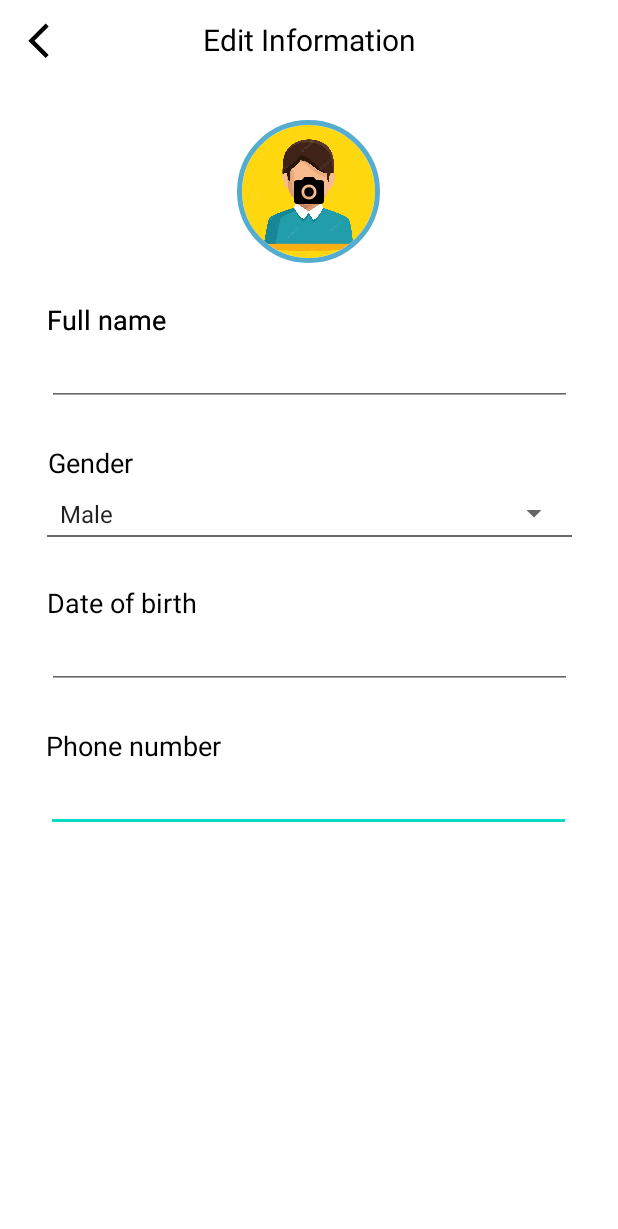
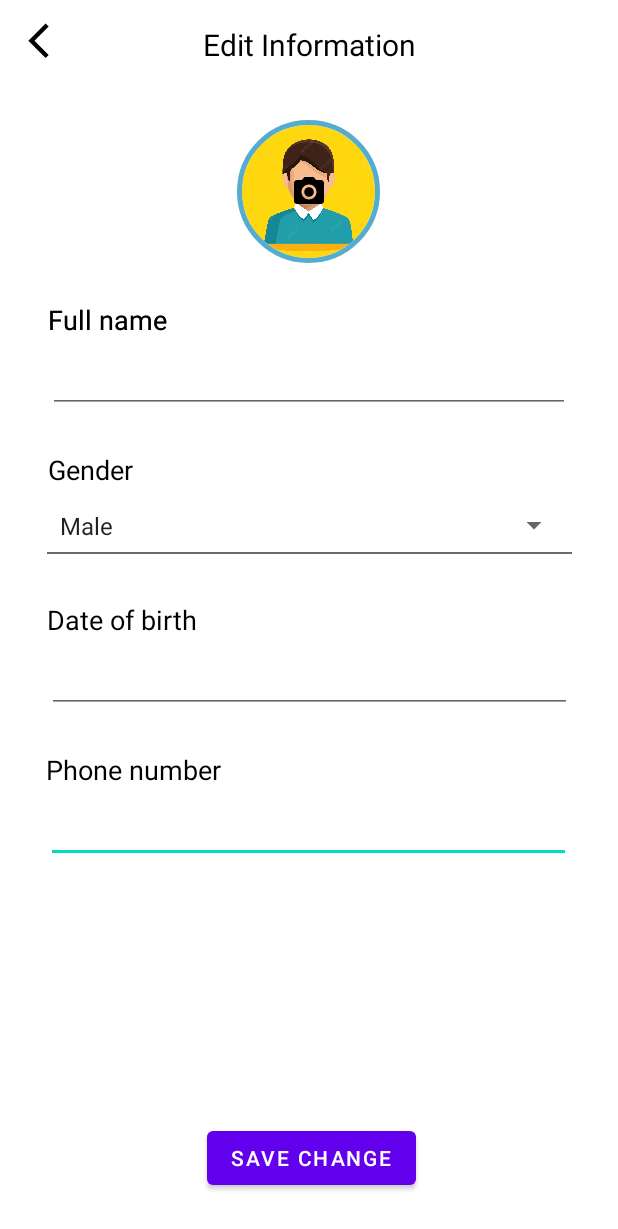
Before and after one commit to ledangkhoa11-4/SportsBooking_AndroidCSC13009_KTPM1, an Android app: the EditInformationActivity screen opened directly, with no data from a screen before it, on a phone screen of 412 x 824 dp. Shown: the top 1229 px of the screen. Run offline under Robolectric (Android 15) with nearby library versions, the phone set to English and light mode, and no system bars; our stand-ins replace CircleImageView.

Commit message:
edit avatar by take picture from camera or pick from gallery

```diff
--- a/User App/app/src/main/java/com/example/sportbooking/EditInformationActivity.kt
+++ b/User App/app/src/main/java/com/example/sportbooking/EditInformationActivity.kt
@@ -1,19 +1,19 @@
 package com.example.sportbooking
 
-import android.media.Image
+import android.content.Intent
+import android.graphics.Bitmap
 import android.os.Build
+import android.os.Bundle
+import android.provider.MediaStore
+import android.widget.*
+import androidx.annotation.RequiresApi
 import androidx.appcompat.app.AppCompatActivity
-import android.os.Bundle
-import android.util.Log
-import android.widget.ArrayAdapter
-import android.widget.EditText
-import android.widget.ImageButton
-import android.widget.Spinner
-import androidx.annotation.RequiresApi
+import com.google.android.material.bottomsheet.BottomSheetDialog
 import com.google.android.material.datepicker.MaterialDatePicker
+import de.hdodenhof.circleimageview.CircleImageView
 import java.text.SimpleDateFormat
-import java.time.format.DateTimeFormatter
 import java.util.*
+
 
 class EditInformationActivity : AppCompatActivity() {
     lateinit var changeImgBtn: ImageButton
@@ -21,7 +21,12 @@ class EditInformationActivity : AppCompatActivity() {
     lateinit var genderInput: Spinner
     lateinit var dobInput: EditText
     lateinit var phoneInput: EditText
-
+    lateinit var avatarIv: CircleImageView
+    lateinit var backBtn:ImageButton
+    companion object{
+        val PICK_IMAGE_REQUEST = 201
+        val TAKE_IMAGE_REQUEST = 202
+    }
     @RequiresApi(Build.VERSION_CODES.O)
     override fun onCreate(savedInstanceState: Bundle?) {
         super.onCreate(savedInstanceState)
@@ -33,7 +38,15 @@ class EditInformationActivity : AppCompatActivity() {
         genderInput = findViewById(R.id.genderSpinner)
         dobInput = findViewById(R.id.dobInput)
         phoneInput = findViewById(R.id.phoneInput)
+        avatarIv = findViewById(R.id.avatarIv)
+        backBtn = findViewById(R.id.backBtn)
+        backBtn.setOnClickListener {
+            finish()
+        }
+        changeImgBtn.setOnClickListener {
+           showBottomSheetDialog()
 
+        }
         ArrayAdapter(this, android.R.layout.simple_spinner_item, genderList)
             .also { adapter ->
                 adapter.setDropDownViewResource(android.R.layout.simple_spinner_dropdown_item)
@@ -44,6 +57,7 @@ class EditInformationActivity : AppCompatActivity() {
                 MaterialDatePicker.Builder.datePicker()
                     .setTitleText("Select date")
                     .build()
+
             datePicker.show(supportFragmentManager, "tag")
             datePicker.addOnPositiveButtonClickListener {
                 val selectedDate = datePicker.selection
@@ -54,4 +68,42 @@ class EditInformationActivity : AppCompatActivity() {
         }
 
     }
+    fun pickImageGallery(){
+        val intent = Intent(Intent.ACTION_PICK)
+        intent.type = "image/*"
+        startActivityForResult(intent, PICK_IMAGE_REQUEST)
+    }
+    fun takeImageCamera(){
+        val intent = Intent(MediaStore.ACTION_IMAGE_CAPTURE)
+        startActivityForResult(intent, TAKE_IMAGE_REQUEST)
+    }
+
+    override fun onActivityResult(requestCode: Int, resultCode: Int, data: Intent?) {
+        super.onActivityResult(requestCode, resultCode, data)
+        if(requestCode == PICK_IMAGE_REQUEST && resultCode == RESULT_OK){
+            avatarIv.setImageURI(data?.data)
+        }
+        if(requestCode == TAKE_IMAGE_REQUEST && resultCode == RESULT_OK){
+            val img = (data?.extras!!.get("data")) as Bitmap
+            avatarIv.setImageBitmap(img)
+        }
+    }
+    private fun showBottomSheetDialog() {
+        val view = layoutInflater.inflate(R.layout.modal_bottom_sheet_content, null)
+
+        val dialog = BottomSheetDialog(this)
+        dialog.setContentView(view)
+
+        val openGalleryButton = view.findViewById<Button>(R.id.pickGaleryBtn)
+        val openCameraBtn = view.findViewById<Button>(R.id.pickCameraBtn)
+        openGalleryButton.setOnClickListener {
+            pickImageGallery()
+            dialog.dismiss()
+        }
+        openCameraBtn.setOnClickListener {
+            takeImageCamera()
+            dialog.dismiss()
+        }
+        dialog.show()
+    }
 }
--- a/User App/app/src/main/res/layout/activity_edit_information.xml
+++ b/User App/app/src/main/res/layout/activity_edit_information.xml
@@ -19,7 +19,7 @@
     <EditText
         android:id="@+id/phoneInput"
         android:layout_width="350dp"
-        android:layout_height="wrap_content"
+        android:layout_height="50dp"
         android:layout_marginTop="50dp"
         android:ems="10"
         android:inputType="number"
@@ -59,7 +59,7 @@
         app:layout_constraintStart_toStartOf="@+id/fullnameInput" />
 
     <ImageButton
-        android:id="@+id/imageButton"
+        android:id="@+id/backBtn"
         android:layout_width="49dp"
         android:layout_height="52dp"
         android:backgroundTint="#00FFFFFF"
@@ -75,10 +75,11 @@
         android:text="Edit Information"
         android:textColor="#000000"
         android:textSize="20sp"
-        app:layout_constraintBottom_toBottomOf="@+id/imageButton"
+        app:layout_constraintBottom_toBottomOf="@+id/backBtn"
         app:layout_constraintEnd_toEndOf="parent"
-        app:layout_constraintStart_toStartOf="@+id/imageButton"
-        app:layout_constraintTop_toTopOf="@+id/imageButton" />
+        app:layout_constraintStart_toStartOf="@+id/backBtn"
+        app:layout_constraintTop_toTopOf="@+id/backBtn"
+        app:layout_constraintVertical_bias="0.64" />
 
     <de.hdodenhof.circleimageview.CircleImageView
         android:id="@+id/avatarIv"
@@ -117,8 +118,8 @@
 
     <EditText
         android:id="@+id/fullnameInput"
-        android:layout_width="350dp"
-        android:layout_height="wrap_content"
+        android:layout_width="348dp"
+        android:layout_height="50dp"
         android:layout_marginTop="50dp"
         android:ems="10"
         android:inputType="textPersonName"
@@ -129,7 +130,7 @@
     <Spinner
         android:id="@+id/genderSpinner"
         android:layout_width="348dp"
-        android:layout_height="43dp"
+        android:layout_height="50dp"
         android:layout_marginTop="50dp"
         app:layout_constraintEnd_toEndOf="parent"
         app:layout_constraintStart_toStartOf="parent"
@@ -138,7 +139,7 @@
     <EditText
         android:id="@+id/dobInput"
         android:layout_width="350dp"
-        android:layout_height="wrap_content"
+        android:layout_height="50dp"
         android:layout_marginTop="50dp"
         android:cursorVisible="false"
         android:ems="10"
@@ -159,6 +160,16 @@
         app:layout_constraintEnd_toEndOf="@+id/genderSpinner"
         app:layout_constraintStart_toStartOf="@+id/genderSpinner" />
 
+    <Button
+        android:id="@+id/saveBtn"
+        android:layout_width="wrap_content"
+        android:layout_height="wrap_content"
+        android:layout_marginBottom="28dp"
+        android:text="Save change"
+        app:layout_constraintBottom_toBottomOf="parent"
+        app:layout_constraintEnd_toEndOf="parent"
+        app:layout_constraintHorizontal_bias="0.505"
+        app:layout_constraintStart_toStartOf="parent" />
 
 
 
--- a/User App/app/src/main/res/layout/activity_user_tab.xml
+++ b/User App/app/src/main/res/layout/activity_user_tab.xml
@@ -18,8 +18,8 @@
 
     <Button
         android:id="@+id/button"
-        android:layout_width="match_parent"
-        android:layout_height="345dp"
+        android:layout_width="410dp"
+        android:layout_height="314dp"
         android:layout_marginTop="-50dp"
         android:backgroundTint="#B0D6E5"
         android:enabled="false"
```
Also changed, not shown: User App/app/src/main/res/layout/modal_bottom_sheet_content.xml (added, +68 -0 lines).
